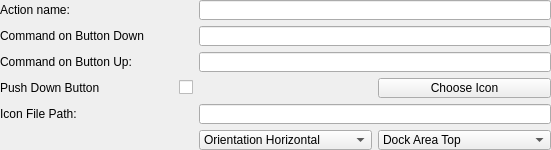
This is mudlet/prealpha1/mudlet/src/ui/actions_main_area.ui in Mudlet/Mudlet as Qt 5 draws it before an edit. The edited form follows.
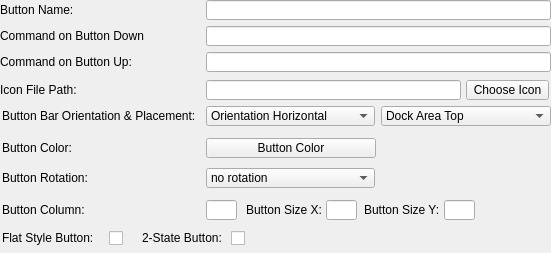
This is the edited form.

```diff
--- a/mudlet/prealpha1/mudlet/src/ui/actions_main_area.ui
+++ b/mudlet/prealpha1/mudlet/src/ui/actions_main_area.ui
@@ -6,7 +6,7 @@
     <x>0</x>
     <y>0</y>
     <width>551</width>
-    <height>150</height>
+    <height>253</height>
    </rect>
   </property>
   <property name="sizePolicy" >
@@ -18,78 +18,145 @@
   <property name="minimumSize" >
    <size>
     <width>0</width>
-    <height>150</height>
+    <height>253</height>
    </size>
   </property>
   <property name="maximumSize" >
    <size>
     <width>16777215</width>
-    <height>150</height>
+    <height>253</height>
    </size>
   </property>
   <property name="windowTitle" >
    <string>Form</string>
   </property>
-  <layout class="QGridLayout" name="gridLayout" >
-   <property name="margin" >
-    <number>0</number>
-   </property>
-   <item row="0" column="0" colspan="2" >
     <widget class="QLabel" name="label_action_name" >
+   <property name="geometry" >
+    <rect>
+     <x>0</x>
+     <y>0</y>
+     <width>200</width>
+     <height>20</height>
+    </rect>
+   </property>
      <property name="text" >
-      <string>Action name:</string>
-     </property>
-    </widget>
-   </item>
-   <item row="0" column="2" colspan="2" >
-    <widget class="QLineEdit" name="lineEdit_action_name" />
-   </item>
-   <item row="1" column="0" colspan="2" >
+    <string>Button Name:</string>
+   </property>
+  </widget>
+  <widget class="QLineEdit" name="lineEdit_action_name" >
+   <property name="geometry" >
+    <rect>
+     <x>206</x>
+     <y>0</y>
+     <width>345</width>
+     <height>20</height>
+    </rect>
+   </property>
+  </widget>
     <widget class="QLabel" name="label" >
+   <property name="geometry" >
+    <rect>
+     <x>0</x>
+     <y>26</y>
+     <width>200</width>
+     <height>20</height>
+    </rect>
+   </property>
      <property name="text" >
       <string>Command on Button Down</string>
      </property>
     </widget>
-   </item>
-   <item row="1" column="2" colspan="2" >
-    <widget class="QLineEdit" name="lineEdit_action_button_down" />
-   </item>
-   <item row="2" column="0" colspan="2" >
+  <widget class="QLineEdit" name="lineEdit_action_button_down" >
+   <property name="geometry" >
+    <rect>
+     <x>206</x>
+     <y>26</y>
+     <width>345</width>
+     <height>20</height>
+    </rect>
+   </property>
+  </widget>
     <widget class="QLabel" name="label_2" >
+   <property name="geometry" >
+    <rect>
+     <x>0</x>
+     <y>52</y>
+     <width>200</width>
+     <height>20</height>
+    </rect>
+   </property>
      <property name="text" >
       <string>Command on Button Up:</string>
      </property>
     </widget>
-   </item>
-   <item row="2" column="2" colspan="2" >
-    <widget class="QLineEdit" name="lineEdit_action_button_up" />
-   </item>
-   <item row="3" column="0" >
+  <widget class="QLineEdit" name="lineEdit_action_button_up" >
+   <property name="geometry" >
+    <rect>
+     <x>206</x>
+     <y>52</y>
+     <width>345</width>
+     <height>20</height>
+    </rect>
+   </property>
+  </widget>
     <widget class="QLabel" name="label_3" >
+   <property name="geometry" >
+    <rect>
+     <x>142</x>
+     <y>228</y>
+     <width>91</width>
+     <height>20</height>
+    </rect>
+   </property>
      <property name="text" >
-      <string>Push Down Button</string>
-     </property>
-    </widget>
-   </item>
-   <item row="3" column="3" >
+    <string>2-State Button:</string>
+   </property>
+  </widget>
     <widget class="QPushButton" name="pushButton_chose_icon" >
+   <property name="geometry" >
+    <rect>
+     <x>466</x>
+     <y>80</y>
+     <width>83</width>
+     <height>20</height>
+    </rect>
+   </property>
      <property name="text" >
       <string>Choose Icon</string>
      </property>
     </widget>
-   </item>
-   <item row="4" column="0" colspan="2" >
     <widget class="QLabel" name="label_action_name_2" >
+   <property name="geometry" >
+    <rect>
+     <x>0</x>
+     <y>80</y>
+     <width>200</width>
+     <height>20</height>
+    </rect>
+   </property>
      <property name="text" >
       <string>Icon File Path:</string>
      </property>
     </widget>
-   </item>
-   <item row="4" column="2" colspan="2" >
-    <widget class="QLineEdit" name="lineEdit_action_icon" />
-   </item>
-   <item row="5" column="2" >
+  <widget class="QLineEdit" name="lineEdit_action_icon" >
+   <property name="geometry" >
+    <rect>
+     <x>206</x>
+     <y>80</y>
+     <width>255</width>
+     <height>20</height>
+    </rect>
+   </property>
+  </widget>
     <widget class="QComboBox" name="comboBox_orientation" >
+   <property name="geometry" >
+    <rect>
+     <x>206</x>
+     <y>106</y>
+     <width>169</width>
+     <height>20</height>
+    </rect>
+   </property>
      <item>
       <property name="text" >
        <string>Orientation Horizontal</string>
@@ -101,9 +168,15 @@
       </property>
      </item>
     </widget>
-   </item>
-   <item row="5" column="3" >
     <widget class="QComboBox" name="comboBox_location" >
+   <property name="geometry" >
+    <rect>
+     <x>381</x>
+     <y>106</y>
+     <width>170</width>
+     <height>20</height>
+    </rect>
+   </property>
      <item>
       <property name="text" >
        <string>Dock Area Top</string>
@@ -130,9 +203,15 @@
       </property>
      </item>
     </widget>
-   </item>
-   <item row="3" column="1" >
     <widget class="QCheckBox" name="checkBox_pushdownbutton" >
+   <property name="geometry" >
+    <rect>
+     <x>226</x>
+     <y>230</y>
+     <width>19</width>
+     <height>16</height>
+    </rect>
+   </property>
      <property name="sizePolicy" >
       <sizepolicy vsizetype="Fixed" hsizetype="Fixed" >
        <horstretch>0</horstretch>
@@ -146,8 +225,187 @@
       <string/>
      </property>
     </widget>
+  <widget class="QLabel" name="label_action_name_3" >
+   <property name="geometry" >
+    <rect>
+     <x>2</x>
+     <y>106</y>
+     <width>200</width>
+     <height>20</height>
+    </rect>
+   </property>
+   <property name="text" >
+    <string>Button Bar Orientation &amp; Placement:</string>
+   </property>
+  </widget>
+  <widget class="QPushButton" name="pushButton_color" >
+   <property name="geometry" >
+    <rect>
+     <x>206</x>
+     <y>138</y>
+     <width>170</width>
+     <height>20</height>
+    </rect>
+   </property>
+   <property name="text" >
+    <string>Button Color</string>
+   </property>
+  </widget>
+  <widget class="QLabel" name="label_action_name_4" >
+   <property name="geometry" >
+    <rect>
+     <x>2</x>
+     <y>138</y>
+     <width>200</width>
+     <height>20</height>
+    </rect>
+   </property>
+   <property name="text" >
+    <string>Button Color:</string>
+   </property>
+  </widget>
+  <widget class="QComboBox" name="buttonRotation" >
+   <property name="geometry" >
+    <rect>
+     <x>206</x>
+     <y>168</y>
+     <width>169</width>
+     <height>20</height>
+    </rect>
+   </property>
+   <item>
+    <property name="text" >
+     <string>no rotation</string>
+    </property>
    </item>
-  </layout>
+   <item>
+    <property name="text" >
+     <string>90° rotation to the left</string>
+    </property>
+   </item>
+   <item>
+    <property name="text" >
+     <string>90° rotation to the right</string>
+    </property>
+   </item>
+  </widget>
+  <widget class="QLabel" name="label_action_name_5" >
+   <property name="geometry" >
+    <rect>
+     <x>2</x>
+     <y>168</y>
+     <width>200</width>
+     <height>20</height>
+    </rect>
+   </property>
+   <property name="text" >
+    <string>Button Rotation:</string>
+   </property>
+  </widget>
+  <widget class="QLineEdit" name="buttonColumns" >
+   <property name="geometry" >
+    <rect>
+     <x>206</x>
+     <y>200</y>
+     <width>31</width>
+     <height>20</height>
+    </rect>
+   </property>
+  </widget>
+  <widget class="QLabel" name="label_action_name_6" >
+   <property name="geometry" >
+    <rect>
+     <x>2</x>
+     <y>200</y>
+     <width>200</width>
+     <height>20</height>
+    </rect>
+   </property>
+   <property name="text" >
+    <string>Button Column:</string>
+   </property>
+  </widget>
+  <widget class="QCheckBox" name="buttonFlat" >
+   <property name="geometry" >
+    <rect>
+     <x>104</x>
+     <y>230</y>
+     <width>19</width>
+     <height>16</height>
+    </rect>
+   </property>
+   <property name="sizePolicy" >
+    <sizepolicy vsizetype="Fixed" hsizetype="Fixed" >
+     <horstretch>0</horstretch>
+     <verstretch>0</verstretch>
+    </sizepolicy>
+   </property>
+   <property name="layoutDirection" >
+    <enum>Qt::RightToLeft</enum>
+   </property>
+   <property name="text" >
+    <string/>
+   </property>
+  </widget>
+  <widget class="QLabel" name="label_4" >
+   <property name="geometry" >
+    <rect>
+     <x>2</x>
+     <y>228</y>
+     <width>107</width>
+     <height>20</height>
+    </rect>
+   </property>
+   <property name="text" >
+    <string>Flat Style Button:</string>
+   </property>
+  </widget>
+  <widget class="QLabel" name="label_action_name_7" >
+   <property name="geometry" >
+    <rect>
+     <x>246</x>
+     <y>200</y>
+     <width>83</width>
+     <height>20</height>
+    </rect>
+   </property>
+   <property name="text" >
+    <string>Button Size X:</string>
+   </property>
+  </widget>
+  <widget class="QLineEdit" name="buttonSizeX" >
+   <property name="geometry" >
+    <rect>
+     <x>326</x>
+     <y>200</y>
+     <width>31</width>
+     <height>20</height>
+    </rect>
+   </property>
+  </widget>
+  <widget class="QLabel" name="label_action_name_8" >
+   <property name="geometry" >
+    <rect>
+     <x>364</x>
+     <y>200</y>
+     <width>83</width>
+     <height>20</height>
+    </rect>
+   </property>
+   <property name="text" >
+    <string>Button Size Y:</string>
+   </property>
+  </widget>
+  <widget class="QLineEdit" name="buttonSizeY" >
+   <property name="geometry" >
+    <rect>
+     <x>444</x>
+     <y>200</y>
+     <width>31</width>
+     <height>20</height>
+    </rect>
+   </property>
+  </widget>
  </widget>
  <resources>
   <include location="../mudlet_alpha.qrc" />
```
Lines whose indentation alone changed are shown as unchanged.
